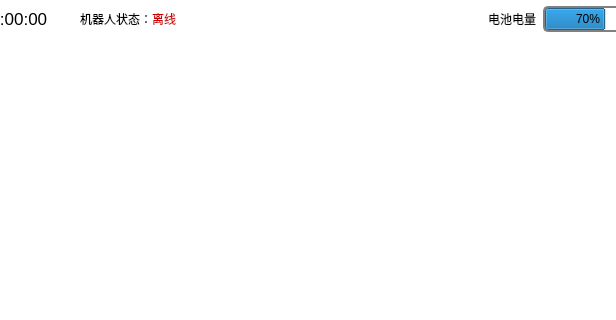
The window that ui/main_window.ui (chengyangkj/Ros_Qt5_Gui_App) describes before a commit, drawn with Qt 5; both pictures show x 455 to 1071 and y 0 to 320 of the 1266 by 656 pixel window.
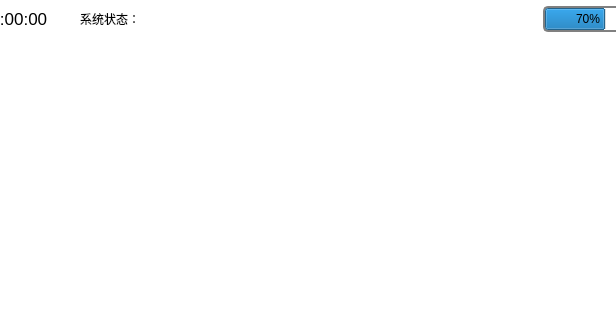
The same window after the commit. Icons and pictures are not drawn.

Patch:
```diff
--- a/ui/main_window.ui
+++ b/ui/main_window.ui
@@ -675,34 +675,34 @@
                   <string notr="true"/>
                  </property>
                  <property name="text">
-                  <string>机器人状态：</string>
+                  <string>系统状态：</string>
                  </property>
                 </widget>
                </item>
                <item>
-                <widget class="QLabel" name="label_statue_text">
-                 <property name="styleSheet">
-                  <string notr="true"/>
-                 </property>
-                 <property name="text">
-                  <string>&lt;html&gt;&lt;head/&gt;&lt;body&gt;&lt;p&gt;&lt;span style=&quot; color:#cc0000;&quot;&gt;离线&lt;/span&gt;&lt;/p&gt;&lt;/body&gt;&lt;/html&gt;</string>
-                 </property>
-                </widget>
-               </item>
-               <item>
-                <widget class="QLabel" name="label_robot_staue_img">
+                <widget class="QPushButton" name="pushButton_status">
                  <property name="minimumSize">
                   <size>
-                   <width>32</width>
-                   <height>32</height>
+                   <width>20</width>
+                   <height>20</height>
                   </size>
                  </property>
                  <property name="maximumSize">
                   <size>
-                   <width>32</width>
-                   <height>32</height>
+                   <width>20</width>
+                   <height>20</height>
                   </size>
                  </property>
+                 <property name="cursor">
+                  <cursorShape>PointingHandCursor</cursorShape>
+                 </property>
+                 <property name="styleSheet">
+                  <string notr="true">QPushButton{
+border:none; 
+padding:0px 0px 0px 0px;
+margin:0px 0px 0px 0px;
+}</string>
+                 </property>
                  <property name="text">
                   <string/>
                  </property>
@@ -730,7 +730,7 @@
                   <string notr="true"/>
                  </property>
                  <property name="text">
-                  <string>电池电量</string>
+                  <string/>
                  </property>
                 </widget>
                </item>
```
Left out of the diff: 5 changed lines with no effect on the pictures.
